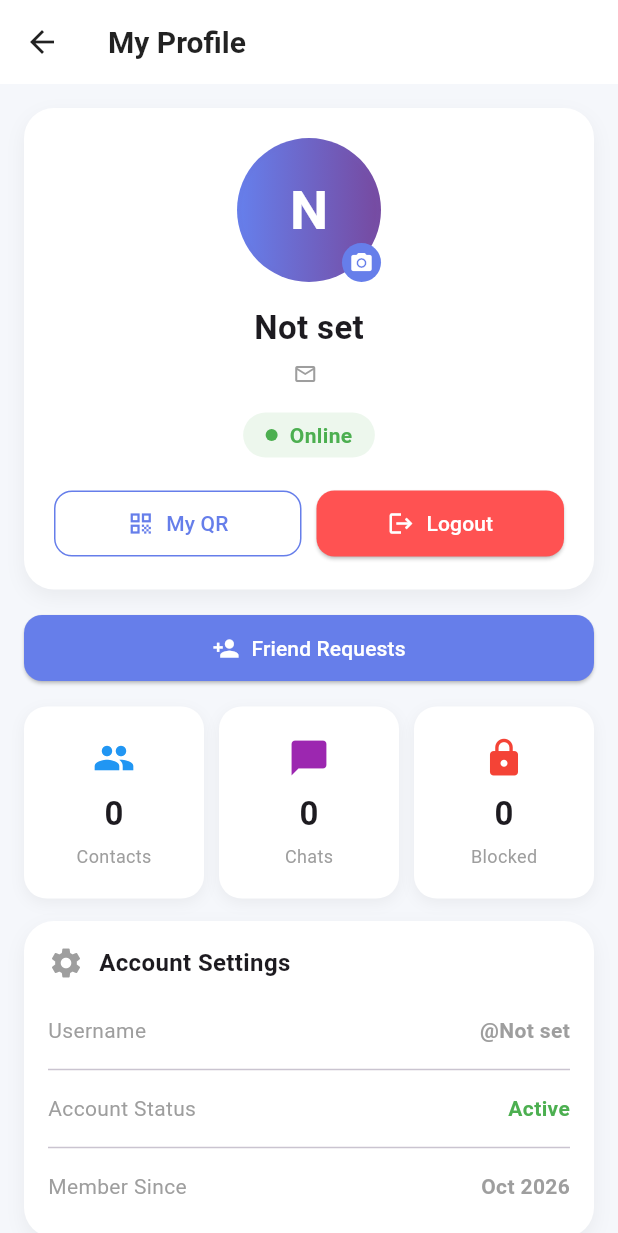
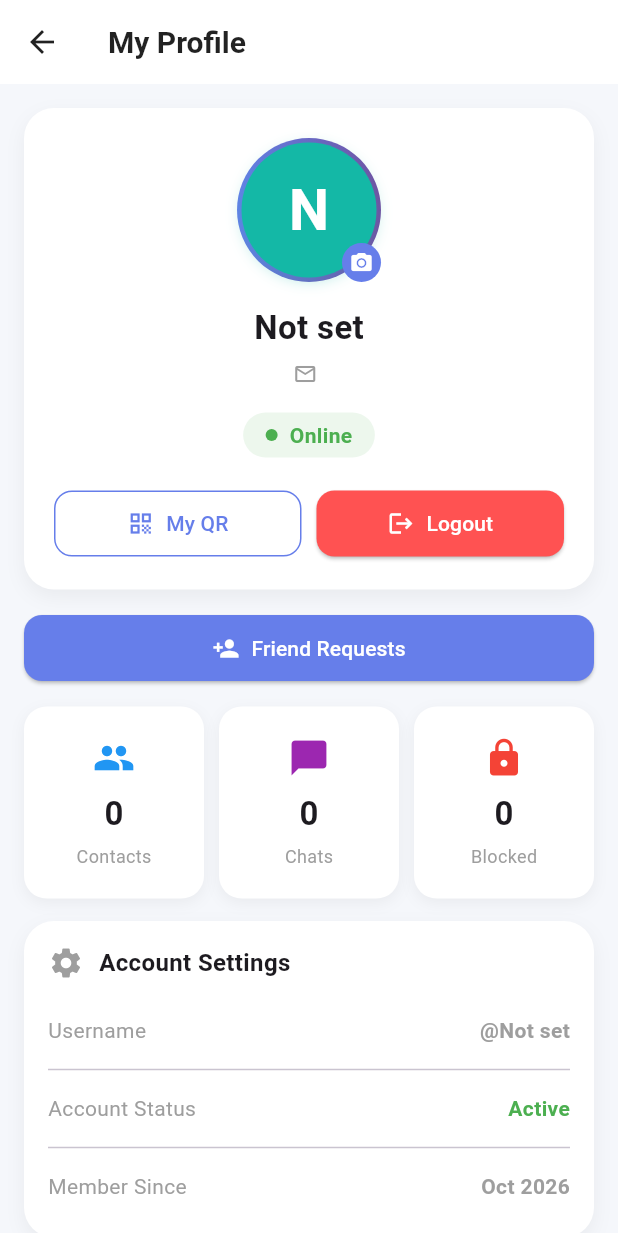
Before and after one commit to vasim1234/BhaiBhai-SecureChat, a Flutter app: the ProfileScreen screen opened directly, on a phone screen of 412 x 824 dp. Shown: the top 1233 px of the screen. Run offline on Flutter 3.47's test engine with Material 3 defaults, Android fonts, the phone set to English and light mode, and no system bars; our stand-ins replace cloud_firestore, firebase_auth, firebase_core, flutter_image_compress, image_picker, qr_flutter; missing offline and left inert: onesignal_flutter; accounts and stored records are empty.

Commit message:
Refactor avatar generation and remove debug code
Removed debug print statements and added a modern default avatar with unique colors based on the username.

```diff
--- a/lib/avatar_builder.dart
+++ b/lib/avatar_builder.dart
@@ -78,12 +78,6 @@
   void initState() {
     super.initState();
     _generateRandomSeed();
-    // *** DEBUG: URL print karo ***
-    Future.delayed(const Duration(milliseconds: 500), () {
-      debugPrint('=== Avatar URL ===');
-      debugPrint(avatarUrl);
-      debugPrint('==================');
-    });
   }
 
   void _generateRandomSeed() {
@@ -229,7 +223,6 @@
                         );
                       },
                       errorBuilder: (context, error, stackTrace) {
-                        // *** DEBUG: Error screen par dikhao ***
                         return Container(
                           color: Colors.red.withOpacity(0.1),
                           padding: const EdgeInsets.all(5),
@@ -421,23 +414,49 @@
     return _defaultAvatar();
   }
 
+  // ============ MODERN DEFAULT AVATAR (Unique Color Per User) ============
   Widget _defaultAvatar() {
+    // 10 beautiful colors - username se auto-generate hoga
+    final colors = [
+      const Color(0xFF6366F1), // Indigo
+      const Color(0xFF8B5CF6), // Violet
+      const Color(0xFFEC4899), // Pink
+      const Color(0xFFEF4444), // Red
+      const Color(0xFFF59E0B), // Amber
+      const Color(0xFF10B981), // Emerald
+      const Color(0xFF06B6D4), // Cyan
+      const Color(0xFF3B82F6), // Blue
+      const Color(0xFF14B8A6), // Teal
+      const Color(0xFFF97316), // Orange
+    ];
+
+    final colorIndex = username.isNotEmpty
+        ? username.codeUnitAt(0) % colors.length
+        : 0;
+    final bgColor = colors[colorIndex];
+
     return Container(
       width: size,
       height: size,
-      decoration: const BoxDecoration(
+      decoration: BoxDecoration(
         shape: BoxShape.circle,
-        gradient: LinearGradient(
-          colors: [Color(0xFF667EEA), Color(0xFF764BA2)],
-        ),
+        color: bgColor,
+        boxShadow: [
+          BoxShadow(
+            color: bgColor.withOpacity(0.3),
+            blurRadius: 8,
+            offset: const Offset(0, 2),
+          ),
+        ],
       ),
       child: Center(
         child: Text(
           username.isNotEmpty ? username[0].toUpperCase() : '?',
           style: TextStyle(
             color: Colors.white,
-            fontSize: size * 0.4,
-            fontWeight: FontWeight.bold,
+            fontSize: size * 0.42,
+            fontWeight: FontWeight.w600,
+            letterSpacing: 0.5,
           ),
         ),
       ),
```
